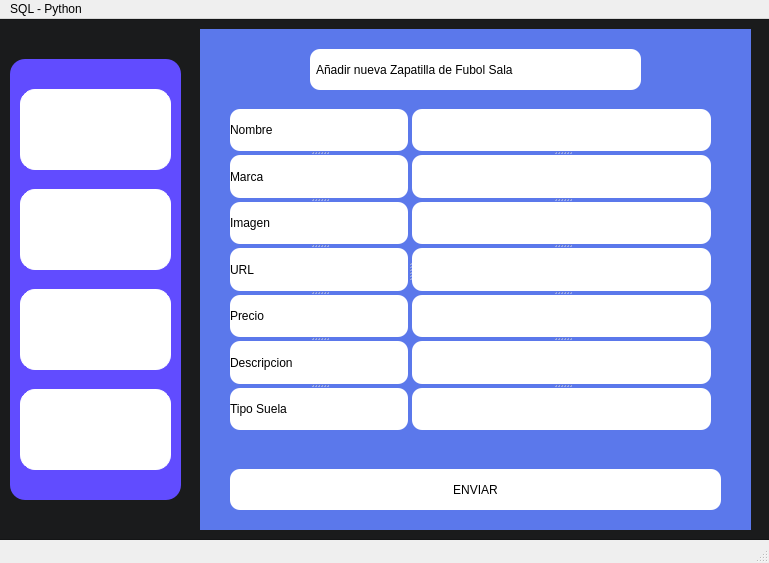
The window that Hito3.ui (AntoniooNogues/Aplicacion-Python) describes before a commit, drawn with Qt 5.
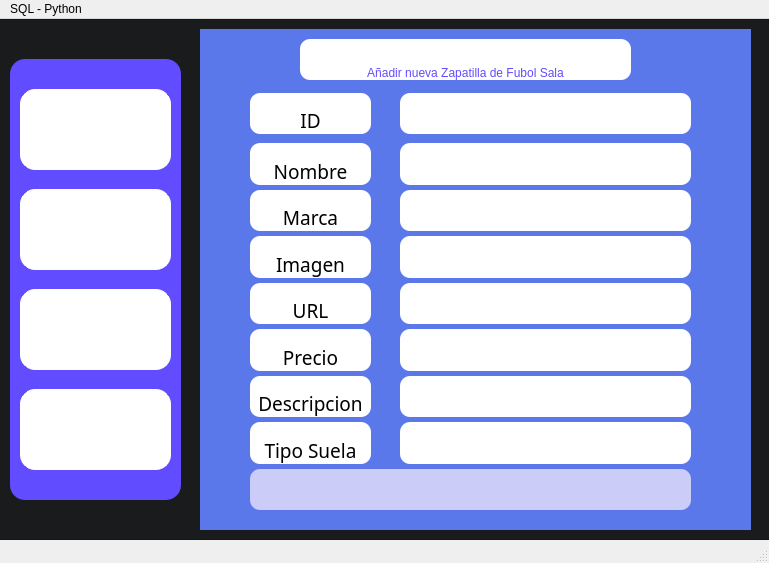
The same window after the commit. The open tabs and pages were chosen to show the change. Icons and pictures are not drawn.

Diff of the .ui file:
```diff
--- a/Hito3.ui
+++ b/Hito3.ui
@@ -206,7 +206,7 @@
         <x>0</x>
         <y>0</y>
         <width>551</width>
-        <height>501</height>
+        <height>581</height>
        </rect>
       </property>
       <property name="styleSheet">
@@ -236,128 +236,426 @@
        <number>1</number>
       </property>
       <widget class="QWidget" name="add">
-       <widget class="QPushButton" name="enviar">
-        <property name="geometry">
-         <rect>
-          <x>30</x>
-          <y>440</y>
-          <width>491</width>
-          <height>41</height>
-         </rect>
-        </property>
-        <property name="text">
-         <string>ENVIAR</string>
-        </property>
-       </widget>
-       <widget class="QSplitter" name="todo_add">
-        <property name="geometry">
-         <rect>
-          <x>30</x>
-          <y>80</y>
-          <width>481</width>
-          <height>321</height>
-         </rect>
-        </property>
-        <property name="styleSheet">
-         <string notr="true">QLineEdit{
-	font: 12pt &quot;Myanmar Text&quot;;
-}</string>
-        </property>
-        <property name="orientation">
-         <enum>Qt::Horizontal</enum>
-        </property>
-        <widget class="QSplitter" name="menu_nombre">
-         <property name="orientation">
-          <enum>Qt::Vertical</enum>
-         </property>
-         <widget class="QLabel" name="nombre">
-          <property name="text">
-           <string>Nombre</string>
-          </property>
-         </widget>
-         <widget class="QLabel" name="marca">
-          <property name="text">
-           <string>Marca</string>
-          </property>
-         </widget>
-         <widget class="QLabel" name="imagen">
-          <property name="text">
-           <string>Imagen</string>
-          </property>
-         </widget>
-         <widget class="QLabel" name="url">
-          <property name="text">
-           <string>URL</string>
-          </property>
-         </widget>
-         <widget class="QLabel" name="precio">
-          <property name="text">
-           <string>Precio</string>
-          </property>
-         </widget>
-         <widget class="QLabel" name="descripcion">
-          <property name="text">
-           <string>Descripcion</string>
-          </property>
-         </widget>
-         <widget class="QLabel" name="tipo_suela">
-          <property name="text">
-           <string>Tipo Suela</string>
-          </property>
-         </widget>
-        </widget>
-        <widget class="QSplitter" name="inputs">
-         <property name="orientation">
-          <enum>Qt::Vertical</enum>
-         </property>
-         <widget class="QLineEdit" name="input_nombre">
-          <property name="text">
-           <string/>
-          </property>
-         </widget>
-         <widget class="QLineEdit" name="input_marca">
-          <property name="text">
-           <string/>
-          </property>
-         </widget>
-         <widget class="QLineEdit" name="input_imagen">
-          <property name="text">
-           <string/>
-          </property>
-         </widget>
-         <widget class="QLineEdit" name="input_url">
-          <property name="text">
-           <string/>
-          </property>
-         </widget>
-         <widget class="QLineEdit" name="input_precio">
-          <property name="text">
-           <string/>
-          </property>
-         </widget>
-         <widget class="QLineEdit" name="input_descripcion">
-          <property name="text">
-           <string/>
-          </property>
-         </widget>
-         <widget class="QLineEdit" name="input_tipo_suela">
-          <property name="text">
-           <string/>
-          </property>
-         </widget>
-        </widget>
-       </widget>
        <widget class="QLabel" name="label">
         <property name="geometry">
          <rect>
-          <x>110</x>
-          <y>20</y>
+          <x>100</x>
+          <y>10</y>
           <width>331</width>
           <height>41</height>
          </rect>
         </property>
+        <property name="styleSheet">
+         <string notr="true">color:#614CFF;</string>
+        </property>
         <property name="text">
-         <string>  Añadir nueva Zapatilla de Fubol Sala</string>
+         <string>Añadir nueva Zapatilla de Fubol Sala</string>
+        </property>
+        <property name="alignment">
+         <set>Qt::AlignBottom|Qt::AlignHCenter</set>
+        </property>
+       </widget>
+       <widget class="QPushButton" name="guardar">
+        <property name="geometry">
+         <rect>
+          <x>50</x>
+          <y>440</y>
+          <width>441</width>
+          <height>41</height>
+         </rect>
+        </property>
+        <property name="styleSheet">
+         <string notr="true">
+background-color: #cbccf7;</string>
+        </property>
+        <property name="text">
+         <string/>
+        </property>
+        <property name="icon">
+         <iconset>
+          <normaloff>../../../Downloads/Aplicacion/icons8-guardar-50.png</normaloff>../../../Downloads/Aplicacion/icons8-guardar-50.png</iconset>
+        </property>
+        <property name="iconSize">
+         <size>
+          <width>40</width>
+          <height>40</height>
+         </size>
+        </property>
+       </widget>
+       <widget class="QLineEdit" name="input_id_2">
+        <property name="geometry">
+         <rect>
+          <x>200</x>
+          <y>64</y>
+          <width>291</width>
+          <height>41</height>
+         </rect>
+        </property>
+        <property name="font">
+         <font>
+          <family>Myanmar Text</family>
+          <pointsize>10</pointsize>
+         </font>
+        </property>
+        <property name="text">
+         <string/>
+        </property>
+        <property name="alignment">
+         <set>Qt::AlignBottom|Qt::AlignHCenter</set>
+        </property>
+       </widget>
+       <widget class="QLineEdit" name="input_imagen_3">
+        <property name="geometry">
+         <rect>
+          <x>200</x>
+          <y>207</y>
+          <width>291</width>
+          <height>42</height>
+         </rect>
+        </property>
+        <property name="font">
+         <font>
+          <family>Myanmar Text</family>
+          <pointsize>10</pointsize>
+         </font>
+        </property>
+        <property name="text">
+         <string/>
+        </property>
+        <property name="alignment">
+         <set>Qt::AlignBottom|Qt::AlignHCenter</set>
+        </property>
+       </widget>
+       <widget class="QLabel" name="imagen_3">
+        <property name="geometry">
+         <rect>
+          <x>50</x>
+          <y>207</y>
+          <width>121</width>
+          <height>42</height>
+         </rect>
+        </property>
+        <property name="font">
+         <font>
+          <family>Myanmar Text</family>
+          <pointsize>14</pointsize>
+          <weight>50</weight>
+          <italic>false</italic>
+          <bold>false</bold>
+         </font>
+        </property>
+        <property name="text">
+         <string>Imagen</string>
+        </property>
+        <property name="alignment">
+         <set>Qt::AlignBottom|Qt::AlignHCenter</set>
+        </property>
+       </widget>
+       <widget class="QLineEdit" name="input_tipo_suela_3">
+        <property name="geometry">
+         <rect>
+          <x>200</x>
+          <y>393</y>
+          <width>291</width>
+          <height>42</height>
+         </rect>
+        </property>
+        <property name="font">
+         <font>
+          <family>Myanmar Text</family>
+          <pointsize>10</pointsize>
+         </font>
+        </property>
+        <property name="text">
+         <string/>
+        </property>
+        <property name="alignment">
+         <set>Qt::AlignBottom|Qt::AlignHCenter</set>
+        </property>
+       </widget>
+       <widget class="QLineEdit" name="input_nombre_3">
+        <property name="geometry">
+         <rect>
+          <x>200</x>
+          <y>114</y>
+          <width>291</width>
+          <height>42</height>
+         </rect>
+        </property>
+        <property name="font">
+         <font>
+          <family>Myanmar Text</family>
+          <pointsize>10</pointsize>
+         </font>
+        </property>
+        <property name="text">
+         <string/>
+        </property>
+        <property name="alignment">
+         <set>Qt::AlignBottom|Qt::AlignHCenter</set>
+        </property>
+       </widget>
+       <widget class="QLabel" name="nombre_5">
+        <property name="geometry">
+         <rect>
+          <x>50</x>
+          <y>114</y>
+          <width>121</width>
+          <height>42</height>
+         </rect>
+        </property>
+        <property name="font">
+         <font>
+          <family>Myanmar Text</family>
+          <pointsize>14</pointsize>
+          <weight>50</weight>
+          <italic>false</italic>
+          <bold>false</bold>
+         </font>
+        </property>
+        <property name="text">
+         <string>Nombre</string>
+        </property>
+        <property name="alignment">
+         <set>Qt::AlignBottom|Qt::AlignHCenter</set>
+        </property>
+       </widget>
+       <widget class="QLabel" name="nombre_4">
+        <property name="geometry">
+         <rect>
+          <x>50</x>
+          <y>64</y>
+          <width>121</width>
+          <height>41</height>
+         </rect>
+        </property>
+        <property name="font">
+         <font>
+          <family>Myanmar Text</family>
+          <pointsize>14</pointsize>
+          <weight>50</weight>
+          <italic>false</italic>
+          <bold>false</bold>
+         </font>
+        </property>
+        <property name="text">
+         <string>ID</string>
+        </property>
+        <property name="alignment">
+         <set>Qt::AlignBottom|Qt::AlignHCenter</set>
+        </property>
+       </widget>
+       <widget class="QLineEdit" name="input_precio_3">
+        <property name="geometry">
+         <rect>
+          <x>200</x>
+          <y>300</y>
+          <width>291</width>
+          <height>42</height>
+         </rect>
+        </property>
+        <property name="font">
+         <font>
+          <family>Myanmar Text</family>
+          <pointsize>10</pointsize>
+         </font>
+        </property>
+        <property name="text">
+         <string/>
+        </property>
+        <property name="alignment">
+         <set>Qt::AlignBottom|Qt::AlignHCenter</set>
+        </property>
+       </widget>
+       <widget class="QLabel" name="marca_3">
+        <property name="geometry">
+         <rect>
+          <x>50</x>
+          <y>161</y>
+          <width>121</width>
+          <height>41</height>
+         </rect>
+        </property>
+        <property name="font">
+         <font>
+          <family>Myanmar Text</family>
+          <pointsize>14</pointsize>
+          <weight>50</weight>
+          <italic>false</italic>
+          <bold>false</bold>
+         </font>
+        </property>
+        <property name="text">
+         <string>Marca</string>
+        </property>
+        <property name="alignment">
+         <set>Qt::AlignBottom|Qt::AlignHCenter</set>
+        </property>
+       </widget>
+       <widget class="QLabel" name="descripcion_3">
+        <property name="geometry">
+         <rect>
+          <x>50</x>
+          <y>347</y>
+          <width>121</width>
+          <height>41</height>
+         </rect>
+        </property>
+        <property name="font">
+         <font>
+          <family>Myanmar Text</family>
+          <pointsize>14</pointsize>
+          <weight>50</weight>
+          <italic>false</italic>
+          <bold>false</bold>
+         </font>
+        </property>
+        <property name="text">
+         <string>Descripcion</string>
+        </property>
+        <property name="alignment">
+         <set>Qt::AlignBottom|Qt::AlignHCenter</set>
+        </property>
+       </widget>
+       <widget class="QLineEdit" name="input_marca_3">
+        <property name="geometry">
+         <rect>
+          <x>200</x>
+          <y>161</y>
+          <width>291</width>
+          <height>41</height>
+         </rect>
+        </property>
+        <property name="font">
+         <font>
+          <family>Myanmar Text</family>
+          <pointsize>10</pointsize>
+         </font>
+        </property>
+        <property name="text">
+         <string/>
+        </property>
+        <property name="alignment">
+         <set>Qt::AlignBottom|Qt::AlignHCenter</set>
+        </property>
+       </widget>
+       <widget class="QLineEdit" name="input_url_3">
+        <property name="geometry">
+         <rect>
+          <x>200</x>
+          <y>254</y>
+          <width>291</width>
+          <height>41</height>
+         </rect>
+        </property>
+        <property name="font">
+         <font>
+          <family>Myanmar Text</family>
+          <pointsize>10</pointsize>
+         </font>
+        </property>
+        <property name="text">
+         <string/>
+        </property>
+        <property name="alignment">
+         <set>Qt::AlignBottom|Qt::AlignHCenter</set>
+        </property>
+       </widget>
+       <widget class="QLabel" name="precio_3">
+        <property name="geometry">
+         <rect>
+          <x>50</x>
+          <y>300</y>
+          <width>121</width>
+          <height>42</height>
+         </rect>
+        </property>
+        <property name="font">
+         <font>
+          <family>Myanmar Text</family>
+          <pointsize>14</pointsize>
+          <weight>50</weight>
+          <italic>false</italic>
+          <bold>false</bold>
+         </font>
+        </property>
+        <property name="text">
+         <string>Precio</string>
+        </property>
+        <property name="alignment">
+         <set>Qt::AlignBottom|Qt::AlignHCenter</set>
+        </property>
+       </widget>
+       <widget class="QLabel" name="url_3">
+        <property name="geometry">
+         <rect>
+          <x>50</x>
+          <y>254</y>
+          <width>121</width>
+          <height>41</height>
+         </rect>
+        </property>
+        <property name="font">
+         <font>
+          <family>Myanmar Text</family>
+          <pointsize>14</pointsize>
+          <weight>50</weight>
+          <italic>false</italic>
+          <bold>false</bold>
+         </font>
+        </property>
+        <property name="text">
+         <string>URL</string>
+        </property>
+        <property name="alignment">
+         <set>Qt::AlignBottom|Qt::AlignHCenter</set>
+        </property>
+       </widget>
+       <widget class="QLabel" name="tipo_suela_3">
+        <property name="geometry">
+         <rect>
+          <x>50</x>
+          <y>393</y>
+          <width>121</width>
+          <height>42</height>
+         </rect>
+        </property>
+        <property name="font">
+         <font>
+          <family>Myanmar Text</family>
+          <pointsize>14</pointsize>
+          <weight>50</weight>
+          <italic>false</italic>
+          <bold>false</bold>
+         </font>
+        </property>
+        <property name="text">
+         <string>Tipo Suela</string>
+        </property>
+        <property name="alignment">
+         <set>Qt::AlignBottom|Qt::AlignHCenter</set>
+        </property>
+       </widget>
+       <widget class="QLineEdit" name="input_descripcion_3">
+        <property name="geometry">
+         <rect>
+          <x>200</x>
+          <y>347</y>
+          <width>291</width>
+          <height>41</height>
+         </rect>
+        </property>
+        <property name="font">
+         <font>
+          <family>Myanmar Text</family>
+          <pointsize>10</pointsize>
+         </font>
+        </property>
+        <property name="text">
+         <string/>
+        </property>
+        <property name="alignment">
+         <set>Qt::AlignBottom|Qt::AlignHCenter</set>
         </property>
        </widget>
       </widget>
```
Left out of the diff: 495 changed lines with no effect on the pictures.
